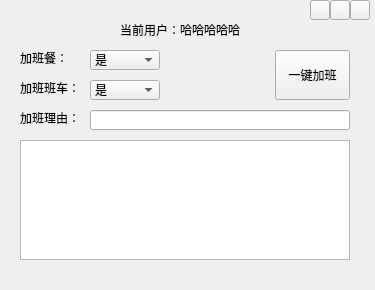
q381528589/AddWork, file Codes/QT_UI/AddWork.ui: the form before one commit.
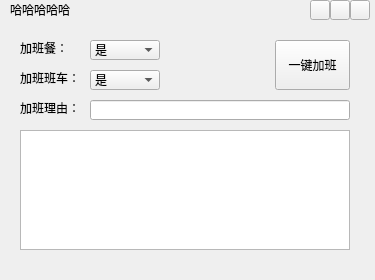
The form after the commit. Icons and pictures are not drawn.

Commit message: 修改：主界面下方空白过大的界面效果

Patch:
```diff
--- a/Codes/QT_UI/AddWork.ui
+++ b/Codes/QT_UI/AddWork.ui
@@ -7,7 +7,7 @@
     <x>0</x>
     <y>0</y>
     <width>375</width>
-    <height>290</height>
+    <height>280</height>
    </rect>
   </property>
   <property name="sizePolicy">
@@ -27,25 +27,12 @@
    <enum>Qt::ToolButtonTextUnderIcon</enum>
   </property>
   <widget class="QWidget" name="CAddWork">
-   <widget class="QLabel" name="Label_User">
-    <property name="geometry">
-     <rect>
-      <x>120</x>
-      <y>20</y>
-      <width>70</width>
-      <height>20</height>
-     </rect>
-    </property>
-    <property name="text">
-     <string>当前用户：</string>
-    </property>
-   </widget>
    <widget class="QLabel" name="Label_CurUser">
     <property name="geometry">
      <rect>
-      <x>180</x>
-      <y>20</y>
-      <width>80</width>
+      <x>10</x>
+      <y>0</y>
+      <width>180</width>
       <height>20</height>
      </rect>
     </property>
@@ -57,7 +44,7 @@
     <property name="geometry">
      <rect>
       <x>20</x>
-      <y>50</y>
+      <y>40</y>
       <width>60</width>
       <height>16</height>
      </rect>
@@ -70,7 +57,7 @@
     <property name="geometry">
      <rect>
       <x>20</x>
-      <y>80</y>
+      <y>70</y>
       <width>60</width>
       <height>16</height>
      </rect>
@@ -83,7 +70,7 @@
     <property name="geometry">
      <rect>
       <x>20</x>
-      <y>110</y>
+      <y>100</y>
       <width>60</width>
       <height>16</height>
      </rect>
@@ -96,7 +83,7 @@
     <property name="geometry">
      <rect>
       <x>20</x>
-      <y>140</y>
+      <y>130</y>
       <width>330</width>
       <height>120</height>
      </rect>
@@ -109,7 +96,7 @@
     <property name="geometry">
      <rect>
       <x>90</x>
-      <y>110</y>
+      <y>100</y>
       <width>260</width>
       <height>20</height>
      </rect>
@@ -119,7 +106,7 @@
     <property name="geometry">
      <rect>
       <x>90</x>
-      <y>50</y>
+      <y>40</y>
       <width>70</width>
       <height>20</height>
      </rect>
@@ -139,7 +126,7 @@
     <property name="geometry">
      <rect>
       <x>90</x>
-      <y>80</y>
+      <y>70</y>
       <width>70</width>
       <height>20</height>
      </rect>
@@ -159,7 +146,7 @@
     <property name="geometry">
      <rect>
       <x>275</x>
-      <y>50</y>
+      <y>40</y>
       <width>75</width>
       <height>50</height>
      </rect>
```
The commit also changes 1 other file.
